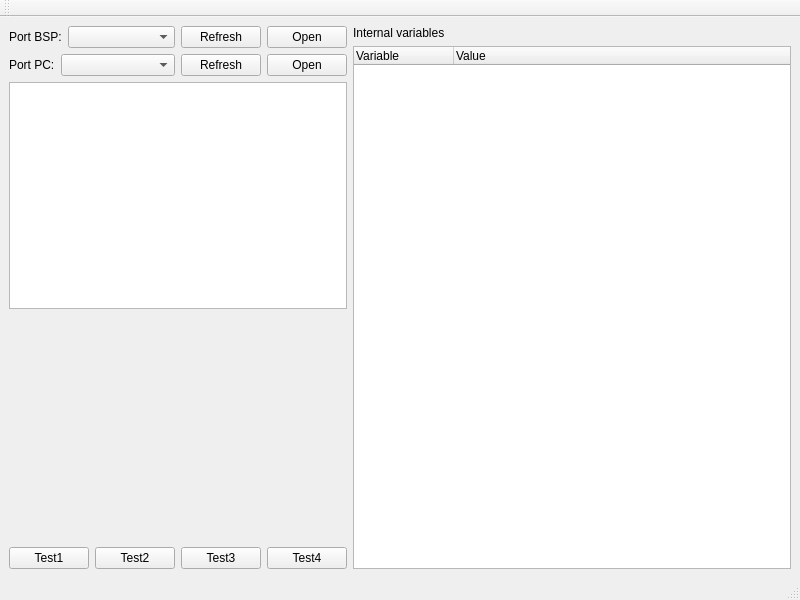
First picture: the form in mainwindow.ui, repository BerZerKku/CPP_PIgPC, before the edit.
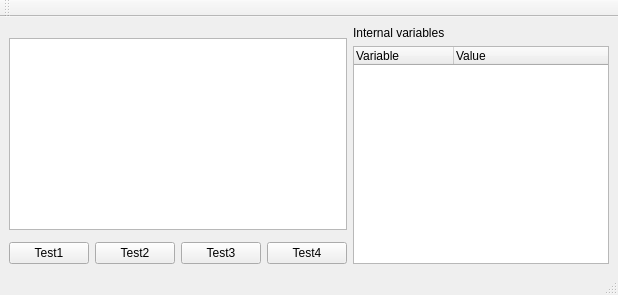
Second picture: the form after the edit. Custom widgets are drawn as their Qt base class.

```diff
--- a/mainwindow.ui
+++ b/mainwindow.ui
@@ -2,20 +2,6 @@
 <ui version="4.0">
  <class>MainWindow</class>
  <widget class="QMainWindow" name="MainWindow">
-  <property name="geometry">
-   <rect>
-    <x>0</x>
-    <y>0</y>
-    <width>800</width>
-    <height>600</height>
-   </rect>
-  </property>
-  <property name="sizePolicy">
-   <sizepolicy hsizetype="Fixed" vsizetype="Fixed">
-    <horstretch>0</horstretch>
-    <verstretch>0</verstretch>
-   </sizepolicy>
-  </property>
   <property name="windowTitle">
    <string>MainWindow</string>
   </property>
@@ -24,80 +10,10 @@
     <item>
      <layout class="QVBoxLayout" name="verticalLayout">
       <item>
-       <layout class="QHBoxLayout" name="horizontalLayout_2">
-        <item>
-         <widget class="QLabel" name="lPortBsp">
-          <property name="sizePolicy">
-           <sizepolicy hsizetype="Preferred" vsizetype="Fixed">
-            <horstretch>0</horstretch>
-            <verstretch>0</verstretch>
-           </sizepolicy>
-          </property>
-          <property name="text">
-           <string>Port BSP:</string>
-          </property>
-         </widget>
-        </item>
-        <item>
-         <widget class="QComboBox" name="cmbPortBsp">
-          <property name="sizePolicy">
-           <sizepolicy hsizetype="Preferred" vsizetype="Fixed">
-            <horstretch>1</horstretch>
-            <verstretch>0</verstretch>
-           </sizepolicy>
-          </property>
-         </widget>
-        </item>
-        <item>
-         <widget class="QPushButton" name="pbRefreshBsp">
-          <property name="text">
-           <string>Refresh</string>
-          </property>
-         </widget>
-        </item>
-        <item>
-         <widget class="QPushButton" name="pbPortBsp">
-          <property name="text">
-           <string>Open</string>
-          </property>
-         </widget>
-        </item>
-       </layout>
+       <widget class="TSerial" name="serialBsp" native="true"/>
       </item>
       <item>
-       <layout class="QHBoxLayout" name="horizontalLayout_3">
-        <item>
-         <widget class="QLabel" name="lPortPc">
-          <property name="text">
-           <string>Port PC:</string>
-          </property>
-         </widget>
-        </item>
-        <item>
-         <widget class="QComboBox" name="cmbPortPc">
-          <property name="sizePolicy">
-           <sizepolicy hsizetype="Preferred" vsizetype="Fixed">
-            <horstretch>1</horstretch>
-            <verstretch>0</verstretch>
-           </sizepolicy>
-          </property>
-         </widget>
-        </item>
-        <item>
-         <widget class="QPushButton" name="pbRefreshPc">
-          <property name="text">
-           <string>Refresh</string>
-          </property>
-         </widget>
-        </item>
-        <item>
-         <widget class="QPushButton" name="pbPortPc">
-          <property name="text">
-           <string>Open</string>
-          </property>
-         </widget>
-        </item>
-       </layout>
+       <widget class="TSerial" name="serialPc" native="true"/>
       </item>
       <item>
        <widget class="QTextEdit" name="textEdit">
@@ -137,7 +53,7 @@
        <widget class="QKeyboard" name="kbd" native="true"/>
       </item>
       <item>
-       <layout class="QHBoxLayout" name="horizontalLayout_4">
+       <layout class="QHBoxLayout" name="horizontalLayout_2">
         <item>
          <widget class="QPushButton" name="pbTest1">
           <property name="text">
@@ -230,6 +146,12 @@
    <header>qkeyboard.h</header>
    <container>1</container>
   </customwidget>
+  <customwidget>
+   <class>TSerial</class>
+   <extends>QWidget</extends>
+   <header>serial.h</header>
+   <container>1</container>
+  </customwidget>
  </customwidgets>
  <resources/>
  <connections/>
```
Left out of the diff: 4 changed lines with no effect on the pictures.
